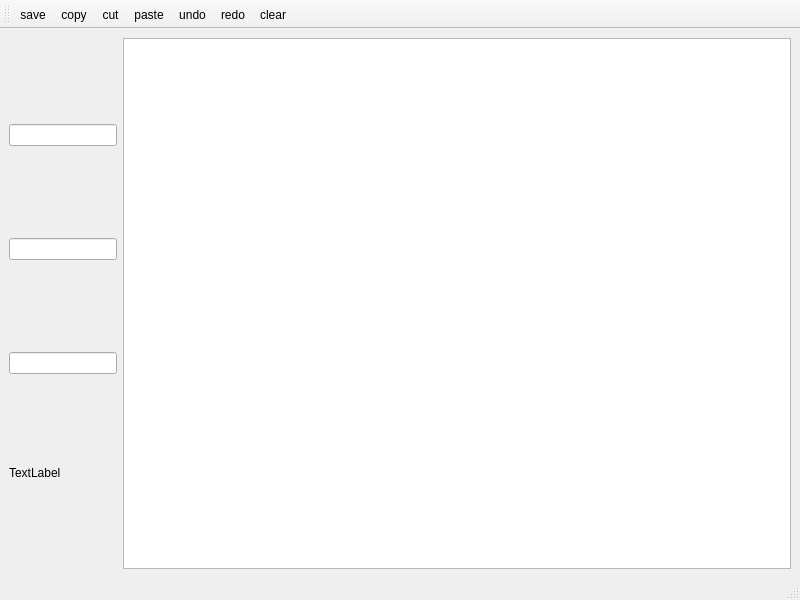
This is untitled/mainwindow.ui in Ivanos121/undoredo as Qt 5 draws it before an edit. The edited form follows.
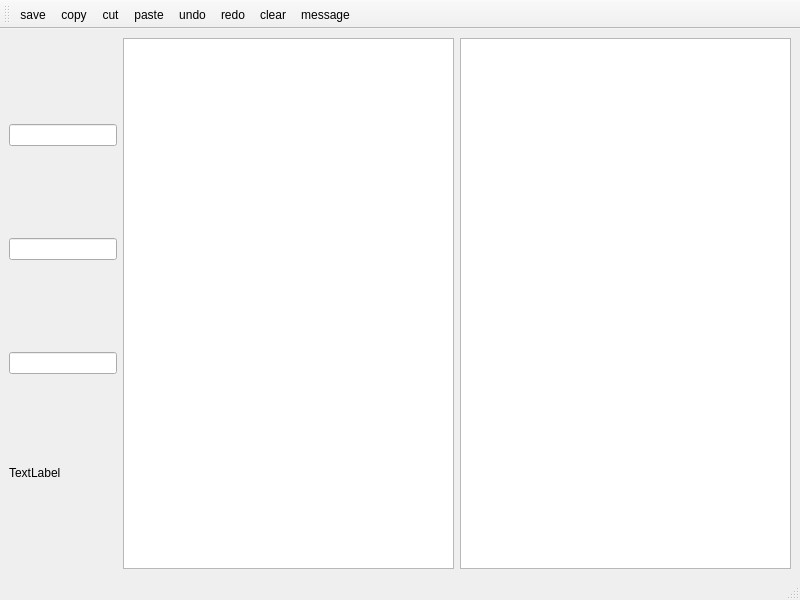
This is the edited form. Custom widgets are drawn as their Qt base class.

Patch:
```diff
--- a/untitled/mainwindow.ui
+++ b/untitled/mainwindow.ui
@@ -65,6 +65,9 @@
     <item>
      <widget class="CustomTableWidget" name="tableWidget"/>
     </item>
+    <item>
+     <widget class="QTreeView" name="treeView"/>
+    </item>
    </layout>
   </widget>
   <widget class="QMenuBar" name="menubar">
@@ -95,6 +98,7 @@
    <addaction name="actionundo"/>
    <addaction name="actionredo"/>
    <addaction name="actionclear"/>
+   <addaction name="message"/>
   </widget>
   <action name="actioncopy">
    <property name="text">
@@ -152,6 +156,17 @@
     <enum>QAction::NoRole</enum>
    </property>
   </action>
+  <action name="message">
+   <property name="text">
+    <string>message</string>
+   </property>
+   <property name="toolTip">
+    <string>message</string>
+   </property>
+   <property name="menuRole">
+    <enum>QAction::NoRole</enum>
+   </property>
+  </action>
  </widget>
  <customwidgets>
   <customwidget>
```
Left out of the diff: 2 changed lines with no effect on the pictures.
